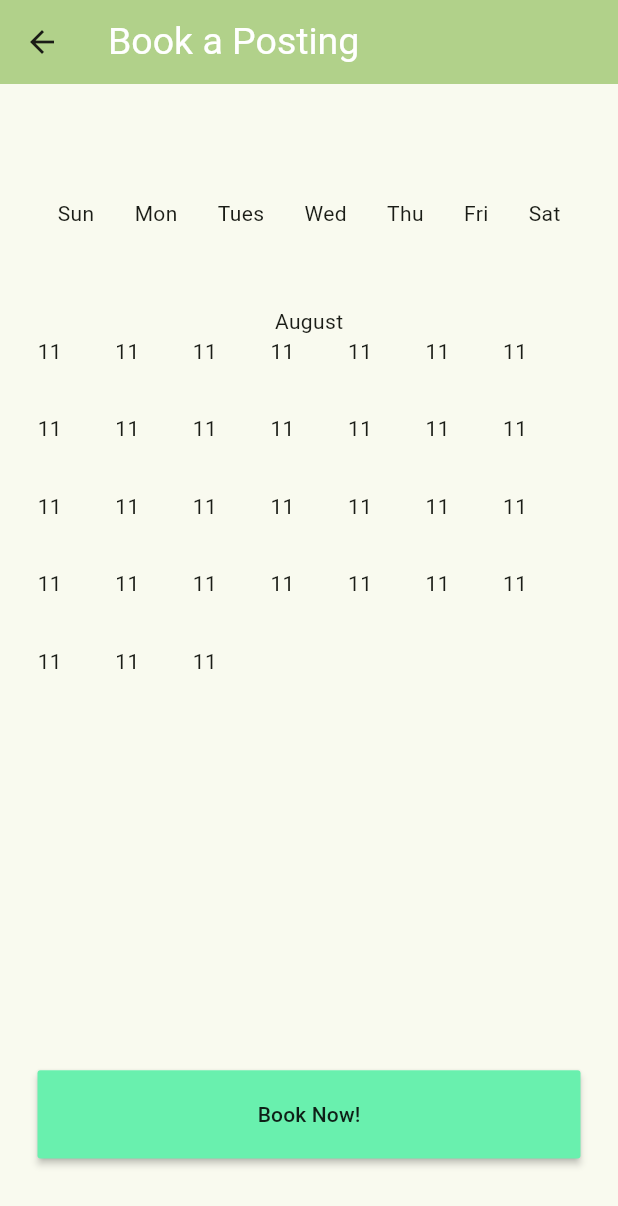
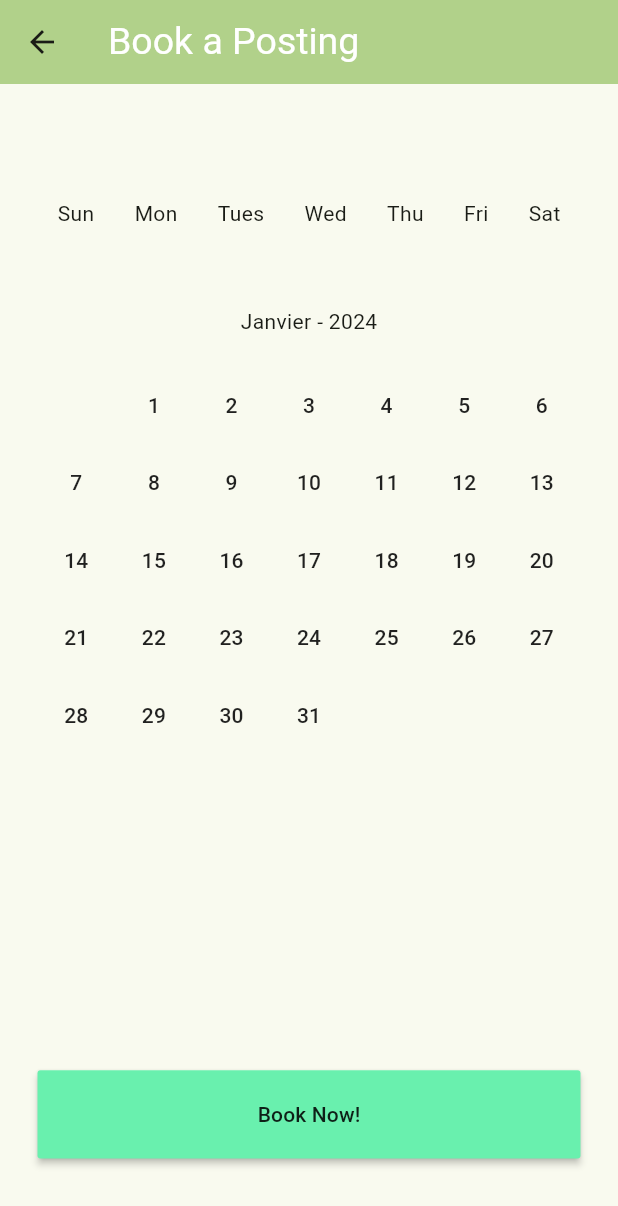
Before and after one commit to Sherli7/allobailleur-repo, a Flutter app: the BookPostingPage screen opened by its route, on a phone screen of 412 x 824 dp. Shown: the top 1206 px of the screen. Run offline on Flutter 3.47's test engine with Material 3 defaults, Android fonts, the phone set to English and light mode, and no system bars; our stand-ins replace auto_size_text, flutter_rating_bar, google_maps_flutter, permission_handler.

Commit message:
Bookings Page(continued)

```diff
--- a/lib/Models/AppConstants.dart
+++ b/lib/Models/AppConstants.dart
@@ -10,6 +10,37 @@ class AppConstants {
 
   static const String googleMapsAPIKey = "AIzaSyA9N4US-35zEuRemX0ppXCRtSsOiHgG5T0";
   static const String appName = 'Allô Bailleur';
+
   static final Color selectedIconColor = toColor('f95738');
   static final Color nonselectedIconColor = toColor('0a0908');
+  static final Map<int,String> monthDict={
+    1:"Janvier",
+    2:"Février",
+    3:"Mars",
+    4:"Avril",
+    5:"Mai",
+    6:"Juin",
+    7:"Juillet",
+    8:"Août",
+    9:"Septembre",
+    10:"Octobre",
+    11:"Novembre",
+    12:"Décembre",
+  };
+
+  static final Map<int,int> daysInMonths={
+  1:31,
+  2:DateTime.now().year % 4==0?29:28,
+  3:30,
+  4:31,
+  5:30,
+  6:31,
+  7:30,
+  8:31,
+  9:30,
+  10:31,
+  11:30,
+  12:31
+  };
+
 }
--- a/lib/Screens/BookPostingPage.dart
+++ b/lib/Screens/BookPostingPage.dart
@@ -44,7 +44,7 @@ class _MyBookPostingPageState extends State<BookPostingPage> {
             Container(
               height: MediaQuery.of(context).size.height/1.8,
               child: PageView.builder(
-                itemCount: 13,
+                itemCount: 12,
                 itemBuilder: (context,index){
                   return CalendarMonthWidget(montIndex: index,);
                 },
--- a/lib/Views/calendarWidgets.dart
+++ b/lib/Views/calendarWidgets.dart
@@ -1,5 +1,6 @@
 import 'package:flutter/material.dart';
-import 'package:rent_house/Models/AppConstants.dart';
+
+import '../Models/AppConstants.dart';
 
 class CalendarMonthWidget extends StatefulWidget{
   final int montIndex;
@@ -11,15 +12,34 @@ class CalendarMonthWidget extends StatefulWidget{
 }
 
 class _CalendarMonthState extends State<CalendarMonthWidget> {
-  late List<MonthTile> _monthtile;
+  List<MonthTile> _monthtile = [];
+  late int _currentMonthInt;
+  late int _currentYearInt;
 
   @override
   void initState() {
-    _monthtile = [];
     super.initState();
-    // Assuming each month has 30 days for simplicity. Update this logic based on actual month length.
-    for (int i = 0; i < 31; i++) {
-      _monthtile.add(MonthTile(date: DateTime.now()));
+    _currentMonthInt = ((DateTime.now().month + widget.montIndex - 1) % 12) + 1;
+    _currentYearInt = DateTime.now().year;
+    if (_currentMonthInt < DateTime.now().month) {
+      _currentYearInt++;
+    }
+    _setUpMonthTile();
+  }
+
+  void _setUpMonthTile() {
+    int daysInMonth = AppConstants.daysInMonths[_currentMonthInt]!;
+    DateTime firstDayOfMonth = DateTime(_currentYearInt, _currentMonthInt, 1);
+    int firstWeekDayOfMonth = firstDayOfMonth.weekday;
+
+    _monthtile.clear();
+    if (firstDayOfMonth.weekday != 7) {
+      for (int i = 0; i < firstWeekDayOfMonth; i++) {
+        _monthtile.add(MonthTile(date: null));
+      }
+    }
+    for (int i = 1; i <= daysInMonth; i++) {
+      _monthtile.add(MonthTile(date: DateTime(_currentYearInt, _currentMonthInt, i)));
     }
   }
 
@@ -27,16 +47,23 @@ class _CalendarMonthState extends State<CalendarMonthWidget> {
   Widget build(BuildContext context) {
     return Column(
       children: <Widget>[
-        Text('August'), // Replace with actual month name
+        Padding(
+          padding: const EdgeInsets.only(bottom: 20.0),
+          child: Text("${AppConstants.monthDict[_currentMonthInt]!} - $_currentYearInt"),
+        ),
         GridView.builder(
-          itemCount: 31, // Updated to match the length of _monthtile
+          itemCount: _monthtile.length,
           shrinkWrap: true,
-          gridDelegate: SliverGridDelegateWithFixedCrossAxisCount(
+          gridDelegate: const SliverGridDelegateWithFixedCrossAxisCount(
             crossAxisCount: 7,
             childAspectRatio: 1 / 1,
           ),
           itemBuilder: (context, index) {
-            return _monthtile[index]; // Directly return the MonthTile
+            MonthTile monthTile = _monthtile[index];
+            return MaterialButton(
+              onPressed: () {},
+              child: monthTile,
+            );
           },
         ),
       ],
@@ -44,18 +71,13 @@ class _CalendarMonthState extends State<CalendarMonthWidget> {
   }
 }
 
-
-
 class MonthTile extends StatelessWidget {
-
-  final DateTime date;
+  final DateTime? date; // Made nullable
 
   MonthTile({super.key, required this.date});
 
   @override
   Widget build(BuildContext context) {
-    return Text(this.date == null ? "" : date.day.toString());
+    return Text(date == null ? "" : date!.day.toString());
   }
-
-
 }
```
